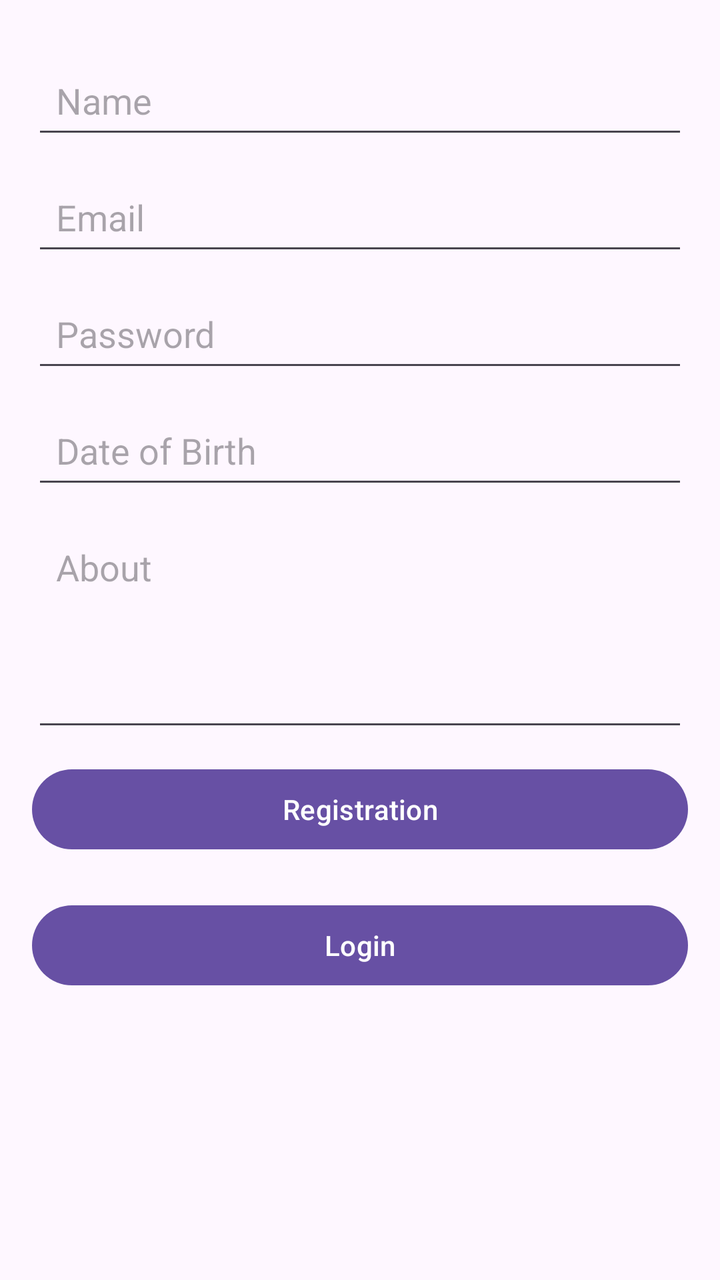
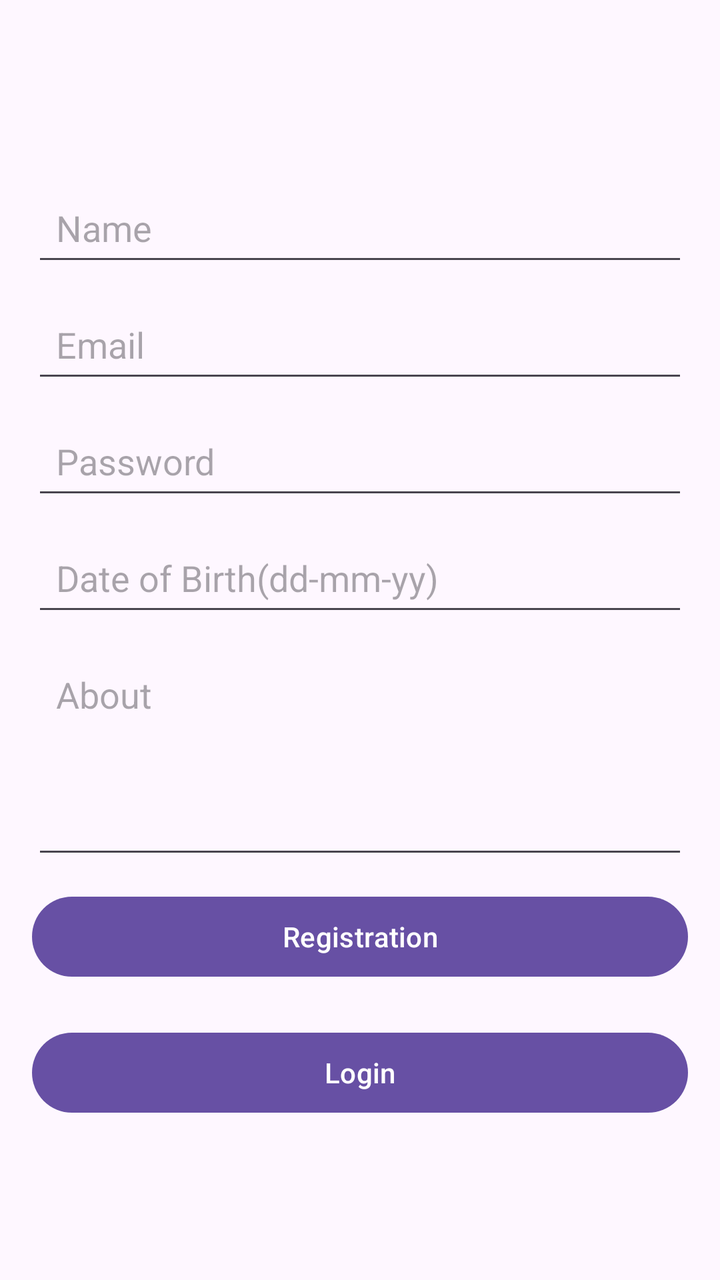

Before-and-after screenshots of an Android layout around one commit, followed by the original layout XML and the change that was made.
<!-- AndroidManifest.xml: application theme Theme.Learn -->
<!-- res/layout/fragment_registration.xml -->
<LinearLayout xmlns:android="http://schemas.android.com/apk/res/android"
    android:layout_width="match_parent"
    android:layout_height="match_parent"
    android:orientation="vertical"
    android:padding="16dp">

    <EditText
        android:id="@+id/usernameEditText"
        android:layout_width="match_parent"
        android:layout_height="wrap_content"
        android:hint="Name"
        android:inputType="text"
        android:padding="12dp"
        android:layout_marginTop="10dp"
        android:minHeight="48dp" />

    <EditText
        android:id="@+id/emailEditText"
        android:layout_width="match_parent"
        android:layout_height="wrap_content"
        android:layout_marginTop="10dp"
        android:hint="Email"
        android:inputType="textEmailAddress"
        android:padding="12dp"
        android:minHeight="48dp" />

    <EditText
        android:id="@+id/passwordEditText"
        android:layout_width="match_parent"
        android:layout_height="wrap_content"
        android:layout_marginTop="10dp"
        android:hint="Password"
        android:inputType="textPassword"
        android:padding="12dp"
        android:minHeight="48dp" />

    <EditText
        android:id="@+id/dateOfBirthEditText"
        android:layout_width="match_parent"
        android:layout_height="wrap_content"
        android:layout_marginTop="10dp"
        android:hint="Date of Birth"
        android:inputType="date"
        android:padding="12dp"
        android:minHeight="48dp" />

    <EditText
        android:id="@+id/aboutEditText"
        android:layout_width="match_parent"
        android:layout_height="wrap_content"
        android:layout_marginTop="10dp"
        android:hint="About"
        android:inputType="textMultiLine"
        android:padding="12dp"
        android:minHeight="96dp"
        android:gravity="top|start"
        android:lines="4" />

    <Button
        android:id="@+id/registerButton"
        android:layout_width="match_parent"
        android:layout_height="wrap_content"
        android:layout_marginTop="10dp"
        android:text="Registration" />

    <Button
        android:id="@+id/loginButton"
        android:layout_width="match_parent"
        android:layout_height="wrap_content"
        android:layout_marginTop="20dp"
        android:text="Login" />



</LinearLayout>
<!-- resources referenced by this layout -->
<resources>
  <style name="Theme.Learn" parent="Base.Theme.Learn" />
  <style name="Base.Theme.Learn" parent="Theme.Material3.DayNight.NoActionBar">
          
          
      </style>
</resources>

<!-- the commit's change to res/layout/fragment_registration.xml (unified diff, before → after) -->
@@ -2,7 +2,8 @@
     android:layout_width="match_parent"
     android:layout_height="match_parent"
     android:orientation="vertical"
-    android:padding="16dp">
+    android:padding="16dp"
+    android:gravity="center">
 
     <EditText
         android:id="@+id/usernameEditText"
@@ -39,7 +40,7 @@
         android:layout_width="match_parent"
         android:layout_height="wrap_content"
         android:layout_marginTop="10dp"
-        android:hint="Date of Birth"
+        android:hint="Date of Birth(dd-mm-yy)"
         android:inputType="date"
         android:padding="12dp"
         android:minHeight="48dp" />
